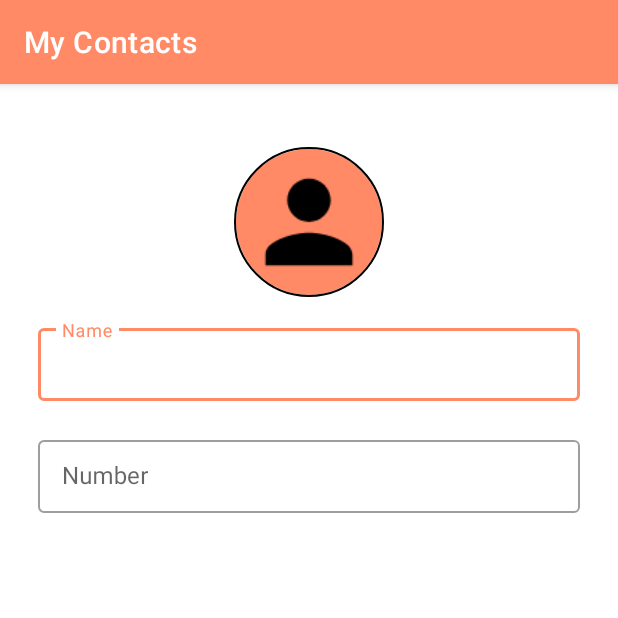
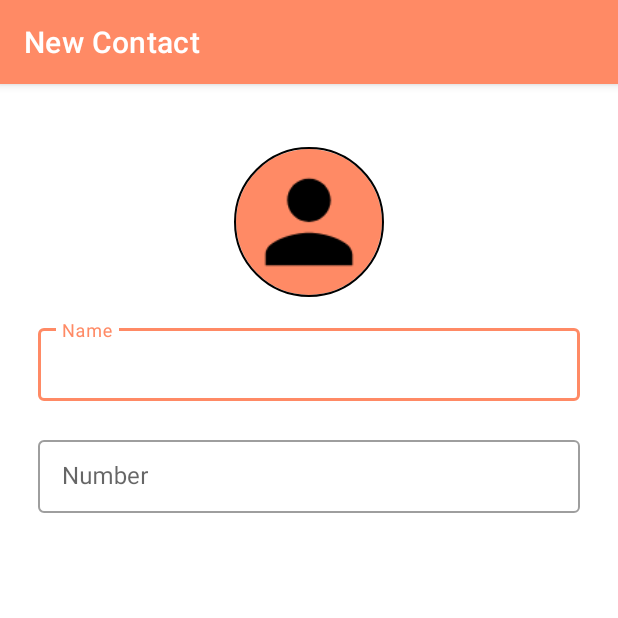
Before and after one commit to RoshanShaikh/My-Contacts, an Android app: the ContactDisplayActivity screen opened directly, with no data from a screen before it, on a phone screen of 412 x 824 dp, the top half of it. Run offline under Robolectric (Android 15) with nearby library versions, the light colour scheme and no system bars; our stand-ins replace CircleImageView.

Commit message:
theme changes

```diff
--- a/app/src/main/java/com/RoshanShaikh/mycontacts/ContactDisplayActivity.kt
+++ b/app/src/main/java/com/RoshanShaikh/mycontacts/ContactDisplayActivity.kt
@@ -12,6 +12,7 @@ import android.view.inputmethod.InputMethodManager
 import android.widget.Toast
 import androidx.appcompat.app.AppCompatActivity
 import androidx.core.app.NavUtils
+import androidx.core.content.ContextCompat
 import com.RoshanShaikh.mycontacts.data.MyDBHandler
 import com.RoshanShaikh.mycontacts.model.Contact
 import kotlinx.android.synthetic.main.activity_contact_display.*
@@ -24,6 +25,8 @@ class ContactDisplayActivity : AppCompatActivity() {
     override fun onCreate(savedInstanceState: Bundle?) {
         super.onCreate(savedInstanceState)
         setContentView(R.layout.activity_contact_display)
+        supportActionBar?.setBackgroundDrawable(ContextCompat.getDrawable(this,R.color.primaryColor))
+
         // getting the intent
         val intent = intent
 
@@ -59,6 +62,7 @@ class ContactDisplayActivity : AppCompatActivity() {
 
         //if passingId = true -> Editing existing contact
         if (passingId) {
+            supportActionBar?.title = "Edit Contact"
 
             call.visibility = View.VISIBLE  // making the call button visible
 
@@ -77,6 +81,7 @@ class ContactDisplayActivity : AppCompatActivity() {
         //if passingId = false -> creating new contact
         else {
 
+            supportActionBar?.title = "New Contact"
             call.visibility = View.GONE // making the call button
 
             // requesting focus for the name edit text and showing the keyboard
--- a/app/src/main/java/com/RoshanShaikh/mycontacts/MainActivity.kt
+++ b/app/src/main/java/com/RoshanShaikh/mycontacts/MainActivity.kt
@@ -5,6 +5,7 @@ import android.content.Intent
 import android.os.Bundle
 import android.view.MenuItem
 import androidx.appcompat.app.AppCompatActivity
+import androidx.core.content.ContextCompat
 import androidx.recyclerview.widget.LinearLayoutManager
 import com.RoshanShaikh.mycontacts.adapter.RecyclerViewAdapter
 import com.RoshanShaikh.mycontacts.data.MyDBHandler
@@ -20,6 +21,7 @@ class MainActivity : AppCompatActivity() {
 
         super.onCreate(savedInstanceState)
         setContentView(R.layout.activity_main)
+        supportActionBar?.setBackgroundDrawable(ContextCompat.getDrawable(this,R.color.primaryColor))
 
         contactRecyclerView.setHasFixedSize(true)
         contactRecyclerView.layoutManager = LinearLayoutManager(this)
--- a/app/src/main/res/values-night/themes.xml
+++ b/app/src/main/res/values-night/themes.xml
@@ -2,9 +2,9 @@
     <!-- Base application theme. -->
     <style name="Theme.MyContacts" parent="Theme.MaterialComponents.DayNight.DarkActionBar">
         <!-- Primary brand color. -->
-        <item name="colorPrimary">@color/purple_200</item>
-        <item name="colorPrimaryVariant">@color/purple_700</item>
-        <item name="colorOnPrimary">@color/black</item>
+        <item name="colorPrimary">@color/primaryColor</item>
+        <item name="colorPrimaryVariant">@color/primaryDarkColor</item>
+        <item name="colorOnPrimary">@color/primaryTextColor</item>
         <!-- Secondary brand color. -->
         <item name="colorSecondary">@color/teal_200</item>
         <item name="colorSecondaryVariant">@color/teal_200</item>
--- a/app/src/main/res/values/themes.xml
+++ b/app/src/main/res/values/themes.xml
@@ -6,9 +6,9 @@
         <item name="colorPrimaryVariant">@color/primaryDarkColor</item>
         <item name="colorOnPrimary">@color/primaryTextColor</item>
         <!-- Secondary brand color. -->
-        <item name="colorSecondary">@color/secondaryDarkColor</item>
-        <item name="colorSecondaryVariant">@color/secondaryDarkColor</item>
-        <item name="colorOnSecondary">@color/secondaryTextColor</item>
+        <item name="colorSecondary">@color/teal_200</item>
+        <item name="colorSecondaryVariant">@color/teal_700</item>
+        <item name="colorOnSecondary">@color/black</item>
         <!-- Status bar color. -->
         <item name="android:statusBarColor" tools:targetApi="l">?attr/colorPrimaryVariant</item>
         <!-- Customize your theme here. -->
```
